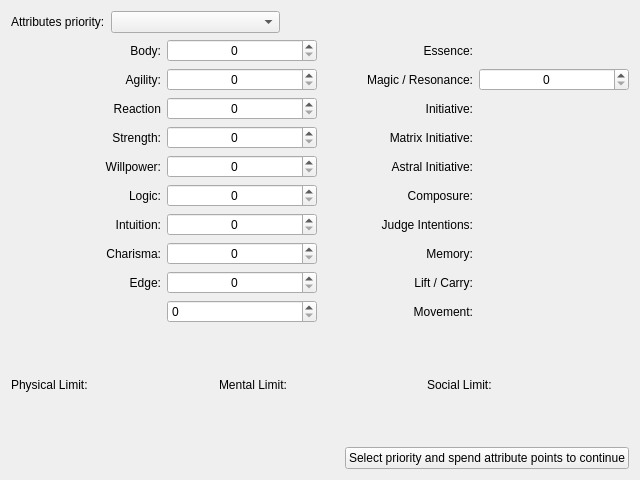
Above: SR5-Shaman/ui/character/tabs/chareditattributetab.ui from TheSHEEEP/SR5-Shaman before the change. Below: the same form after it.
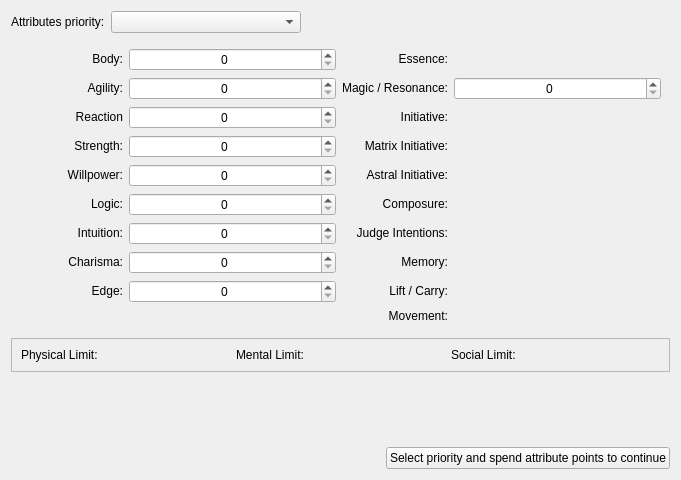
That is the form after the change.

```diff
--- a/SR5-Shaman/ui/character/tabs/chareditattributetab.ui
+++ b/SR5-Shaman/ui/character/tabs/chareditattributetab.ui
@@ -6,7 +6,7 @@
    <rect>
     <x>0</x>
     <y>0</y>
-    <width>640</width>
+    <width>681</width>
     <height>480</height>
    </rect>
   </property>
@@ -76,17 +76,69 @@
     </layout>
    </item>
    <item>
-    <layout class="QHBoxLayout" name="attributeLayout">
-     <item>
-      <layout class="QVBoxLayout" name="verticalLayout_2">
-       <property name="sizeConstraint">
-        <enum>QLayout::SetDefaultConstraint</enum>
-       </property>
+    <widget class="QFrame" name="attributeFrame">
+     <property name="frameShape">
+      <enum>QFrame::NoFrame</enum>
+     </property>
+     <property name="frameShadow">
+      <enum>QFrame::Sunken</enum>
+     </property>
+     <property name="lineWidth">
+      <number>0</number>
+     </property>
+     <layout class="QHBoxLayout" name="horizontalLayout_20">
        <item>
+       <layout class="QGridLayout" name="gridLayout_2">
+        <item row="1" column="3">
+         <widget class="QSpinBox" name="spinMagic">
+          <property name="sizePolicy">
+           <sizepolicy hsizetype="Minimum" vsizetype="Fixed">
+            <horstretch>40</horstretch>
+            <verstretch>0</verstretch>
+           </sizepolicy>
+          </property>
+          <property name="alignment">
+           <set>Qt::AlignCenter</set>
+          </property>
+         </widget>
+        </item>
+        <item row="5" column="0">
+         <widget class="QLabel" name="lblLogic">
+          <property name="sizePolicy">
+           <sizepolicy hsizetype="Preferred" vsizetype="Maximum">
+            <horstretch>20</horstretch>
+            <verstretch>0</verstretch>
+           </sizepolicy>
+          </property>
+          <property name="text">
+           <string>Logic:</string>
+          </property>
+          <property name="alignment">
+           <set>Qt::AlignRight|Qt::AlignTrailing|Qt::AlignVCenter</set>
+          </property>
+          <property name="margin">
+           <number>3</number>
+          </property>
+         </widget>
+        </item>
+        <item row="6" column="1">
+         <widget class="QSpinBox" name="spinIntuition">
+          <property name="sizePolicy">
+           <sizepolicy hsizetype="Minimum" vsizetype="Fixed">
+            <horstretch>40</horstretch>
+            <verstretch>0</verstretch>
+           </sizepolicy>
+          </property>
+          <property name="alignment">
+           <set>Qt::AlignCenter</set>
+          </property>
+         </widget>
+        </item>
+        <item row="0" column="0">
         <widget class="QLabel" name="lblBody">
          <property name="sizePolicy">
-          <sizepolicy hsizetype="Preferred" vsizetype="Preferred">
-           <horstretch>0</horstretch>
+           <sizepolicy hsizetype="Preferred" vsizetype="Maximum">
+            <horstretch>20</horstretch>
            <verstretch>0</verstretch>
           </sizepolicy>
          </property>
@@ -101,54 +153,42 @@
          </property>
         </widget>
        </item>
-       <item>
-        <widget class="QLabel" name="lblAgility">
+        <item row="0" column="1">
+         <widget class="QSpinBox" name="spinBody">
          <property name="sizePolicy">
-          <sizepolicy hsizetype="Preferred" vsizetype="Preferred">
-           <horstretch>0</horstretch>
+           <sizepolicy hsizetype="Minimum" vsizetype="Fixed">
+            <horstretch>40</horstretch>
            <verstretch>0</verstretch>
           </sizepolicy>
          </property>
-         <property name="text">
-          <string>Agility:</string>
-         </property>
          <property name="alignment">
-          <set>Qt::AlignRight|Qt::AlignTrailing|Qt::AlignVCenter</set>
-         </property>
-         <property name="margin">
-          <number>3</number>
-         </property>
-        </widget>
-       </item>
-       <item>
-        <widget class="QLabel" name="lblReaction">
+           <set>Qt::AlignCenter</set>
+          </property>
+         </widget>
+        </item>
+        <item row="3" column="1">
+         <widget class="QSpinBox" name="spinStrength">
          <property name="sizePolicy">
-          <sizepolicy hsizetype="Preferred" vsizetype="Preferred">
-           <horstretch>0</horstretch>
+           <sizepolicy hsizetype="Minimum" vsizetype="Fixed">
+            <horstretch>40</horstretch>
            <verstretch>0</verstretch>
           </sizepolicy>
          </property>
-         <property name="text">
-          <string>Reaction</string>
-         </property>
          <property name="alignment">
-          <set>Qt::AlignRight|Qt::AlignTrailing|Qt::AlignVCenter</set>
-         </property>
-         <property name="margin">
-          <number>3</number>
-         </property>
-        </widget>
-       </item>
-       <item>
-        <widget class="QLabel" name="lblStrength">
+           <set>Qt::AlignCenter</set>
+          </property>
+         </widget>
+        </item>
+        <item row="7" column="0">
+         <widget class="QLabel" name="lblCharisma">
          <property name="sizePolicy">
-          <sizepolicy hsizetype="Preferred" vsizetype="Preferred">
-           <horstretch>0</horstretch>
+           <sizepolicy hsizetype="Preferred" vsizetype="Maximum">
+            <horstretch>20</horstretch>
            <verstretch>0</verstretch>
           </sizepolicy>
          </property>
          <property name="text">
-          <string>Strength:</string>
+           <string>Charisma:</string>
          </property>
          <property name="alignment">
           <set>Qt::AlignRight|Qt::AlignTrailing|Qt::AlignVCenter</set>
@@ -158,11 +198,11 @@
          </property>
         </widget>
        </item>
-       <item>
+        <item row="4" column="0">
         <widget class="QLabel" name="lblWillpower">
          <property name="sizePolicy">
-          <sizepolicy hsizetype="Preferred" vsizetype="Preferred">
-           <horstretch>0</horstretch>
+           <sizepolicy hsizetype="Preferred" vsizetype="Maximum">
+            <horstretch>20</horstretch>
            <verstretch>0</verstretch>
           </sizepolicy>
          </property>
@@ -177,30 +217,27 @@
          </property>
         </widget>
        </item>
-       <item>
-        <widget class="QLabel" name="lblLogic">
+        <item row="0" column="2">
+         <widget class="QLabel" name="lblEssence">
          <property name="sizePolicy">
-          <sizepolicy hsizetype="Preferred" vsizetype="Preferred">
-           <horstretch>0</horstretch>
+           <sizepolicy hsizetype="Preferred" vsizetype="Maximum">
+            <horstretch>20</horstretch>
            <verstretch>0</verstretch>
           </sizepolicy>
          </property>
          <property name="text">
-          <string>Logic:</string>
+           <string>Essence:</string>
          </property>
          <property name="alignment">
           <set>Qt::AlignRight|Qt::AlignTrailing|Qt::AlignVCenter</set>
          </property>
-         <property name="margin">
-          <number>3</number>
-         </property>
-        </widget>
-       </item>
-       <item>
+         </widget>
+        </item>
+        <item row="6" column="0">
         <widget class="QLabel" name="lblIntuition">
          <property name="sizePolicy">
-          <sizepolicy hsizetype="Preferred" vsizetype="Preferred">
-           <horstretch>0</horstretch>
+           <sizepolicy hsizetype="Preferred" vsizetype="Maximum">
+            <horstretch>20</horstretch>
            <verstretch>0</verstretch>
           </sizepolicy>
          </property>
@@ -215,30 +252,43 @@
          </property>
         </widget>
        </item>
-       <item>
-        <widget class="QLabel" name="lblCharisma">
+        <item row="8" column="2">
+         <widget class="QLabel" name="lblLiftCarry">
          <property name="sizePolicy">
-          <sizepolicy hsizetype="Preferred" vsizetype="Preferred">
-           <horstretch>0</horstretch>
+           <sizepolicy hsizetype="Preferred" vsizetype="Maximum">
+            <horstretch>20</horstretch>
            <verstretch>0</verstretch>
           </sizepolicy>
          </property>
          <property name="text">
-          <string>Charisma:</string>
+           <string>Lift / Carry:</string>
          </property>
          <property name="alignment">
           <set>Qt::AlignRight|Qt::AlignTrailing|Qt::AlignVCenter</set>
          </property>
-         <property name="margin">
-          <number>3</number>
-         </property>
-        </widget>
-       </item>
-       <item>
+         </widget>
+        </item>
+        <item row="3" column="2">
+         <widget class="QLabel" name="lblMatrixIni">
+          <property name="sizePolicy">
+           <sizepolicy hsizetype="Preferred" vsizetype="Maximum">
+            <horstretch>20</horstretch>
+            <verstretch>0</verstretch>
+           </sizepolicy>
+          </property>
+          <property name="text">
+           <string>Matrix Initiative:</string>
+          </property>
+          <property name="alignment">
+           <set>Qt::AlignRight|Qt::AlignTrailing|Qt::AlignVCenter</set>
+          </property>
+         </widget>
+        </item>
+        <item row="8" column="0">
         <widget class="QLabel" name="lblEdge">
          <property name="sizePolicy">
-          <sizepolicy hsizetype="Preferred" vsizetype="Preferred">
-           <horstretch>0</horstretch>
+           <sizepolicy hsizetype="Preferred" vsizetype="Maximum">
+            <horstretch>20</horstretch>
            <verstretch>0</verstretch>
           </sizepolicy>
          </property>
@@ -253,99 +303,127 @@
          </property>
         </widget>
        </item>
-       <item>
-        <widget class="QLabel" name="lblEmpty">
+        <item row="7" column="2">
+         <widget class="QLabel" name="lblMemory">
+          <property name="sizePolicy">
+           <sizepolicy hsizetype="Preferred" vsizetype="Maximum">
+            <horstretch>20</horstretch>
+            <verstretch>0</verstretch>
+           </sizepolicy>
+          </property>
          <property name="text">
-          <string/>
-         </property>
-        </widget>
-       </item>
-      </layout>
-     </item>
-     <item>
-      <layout class="QVBoxLayout" name="verticalLayout_4">
-       <item>
-        <widget class="QSpinBox" name="spinBody">
+           <string>Memory:</string>
+          </property>
          <property name="alignment">
-          <set>Qt::AlignCenter</set>
+           <set>Qt::AlignRight|Qt::AlignTrailing|Qt::AlignVCenter</set>
          </property>
         </widget>
        </item>
-       <item>
+        <item row="3" column="3">
+         <widget class="QLabel" name="lblMatrixIniValue">
+          <property name="sizePolicy">
+           <sizepolicy hsizetype="Preferred" vsizetype="Preferred">
+            <horstretch>40</horstretch>
+            <verstretch>0</verstretch>
+           </sizepolicy>
+          </property>
+          <property name="text">
+           <string/>
+          </property>
+         </widget>
+        </item>
+        <item row="4" column="3">
+         <widget class="QLabel" name="lblAstralIniValue">
+          <property name="sizePolicy">
+           <sizepolicy hsizetype="Preferred" vsizetype="Preferred">
+            <horstretch>40</horstretch>
+            <verstretch>0</verstretch>
+           </sizepolicy>
+          </property>
+          <property name="text">
+           <string/>
+          </property>
+         </widget>
+        </item>
+        <item row="5" column="3">
+         <widget class="QLabel" name="lblComposureValue">
+          <property name="sizePolicy">
+           <sizepolicy hsizetype="Preferred" vsizetype="Preferred">
+            <horstretch>40</horstretch>
+            <verstretch>0</verstretch>
+           </sizepolicy>
+          </property>
+          <property name="text">
+           <string/>
+          </property>
+         </widget>
+        </item>
+        <item row="8" column="3">
+         <widget class="QLabel" name="lblLiftCarryValue">
+          <property name="sizePolicy">
+           <sizepolicy hsizetype="Preferred" vsizetype="Preferred">
+            <horstretch>40</horstretch>
+            <verstretch>0</verstretch>
+           </sizepolicy>
+          </property>
+          <property name="text">
+           <string/>
+          </property>
+         </widget>
+        </item>
+        <item row="1" column="1">
         <widget class="QSpinBox" name="spinAgility">
-         <property name="alignment">
-          <set>Qt::AlignCenter</set>
-         </property>
-        </widget>
-       </item>
-       <item>
-        <widget class="QSpinBox" name="spinReaction">
+          <property name="sizePolicy">
+           <sizepolicy hsizetype="Minimum" vsizetype="Fixed">
+            <horstretch>40</horstretch>
+            <verstretch>0</verstretch>
+           </sizepolicy>
+          </property>
          <property name="alignment">
           <set>Qt::AlignCenter</set>
          </property>
         </widget>
        </item>
-       <item>
-        <widget class="QSpinBox" name="spinStrength">
-         <property name="alignment">
-          <set>Qt::AlignCenter</set>
-         </property>
-        </widget>
-       </item>
-       <item>
-        <widget class="QSpinBox" name="spinWillpower">
-         <property name="alignment">
-          <set>Qt::AlignCenter</set>
-         </property>
-        </widget>
-       </item>
-       <item>
-        <widget class="QSpinBox" name="spinLogic">
-         <property name="alignment">
-          <set>Qt::AlignCenter</set>
-         </property>
-        </widget>
-       </item>
-       <item>
-        <widget class="QSpinBox" name="spinIntuition">
-         <property name="alignment">
-          <set>Qt::AlignCenter</set>
-         </property>
-        </widget>
-       </item>
-       <item>
-        <widget class="QSpinBox" name="spinCharisma">
-         <property name="alignment">
-          <set>Qt::AlignCenter</set>
-         </property>
-        </widget>
-       </item>
-       <item>
-        <widget class="QSpinBox" name="spinEdge">
-         <property name="alignment">
-          <set>Qt::AlignCenter</set>
-         </property>
-        </widget>
-       </item>
-       <item>
-        <widget class="QSpinBox" name="spinEmpty"/>
-       </item>
-      </layout>
-     </item>
-     <item>
-      <layout class="QVBoxLayout" name="verticalLayout_5">
-       <item>
-        <widget class="QLabel" name="lblEssence">
+        <item row="2" column="0">
+         <widget class="QLabel" name="lblReaction">
+          <property name="sizePolicy">
+           <sizepolicy hsizetype="Preferred" vsizetype="Maximum">
+            <horstretch>20</horstretch>
+            <verstretch>0</verstretch>
+           </sizepolicy>
+          </property>
          <property name="text">
-          <string>Essence:</string>
+           <string>Reaction</string>
          </property>
          <property name="alignment">
           <set>Qt::AlignRight|Qt::AlignTrailing|Qt::AlignVCenter</set>
          </property>
-        </widget>
-       </item>
-       <item>
+          <property name="margin">
+           <number>3</number>
+          </property>
+         </widget>
+        </item>
+        <item row="0" column="3">
+         <widget class="QLabel" name="lblEssenceValue">
+          <property name="sizePolicy">
+           <sizepolicy hsizetype="Preferred" vsizetype="Preferred">
+            <horstretch>40</horstretch>
+            <verstretch>0</verstretch>
+           </sizepolicy>
+          </property>
+          <property name="text">
+           <string/>
+          </property>
+         </widget>
+        </item>
+        <item row="1" column="2">
         <widget class="QLabel" name="lblMagic">
+          <property name="sizePolicy">
+           <sizepolicy hsizetype="Preferred" vsizetype="Maximum">
+            <horstretch>20</horstretch>
+            <verstretch>0</verstretch>
+           </sizepolicy>
+          </property>
          <property name="text">
           <string>Magic / Resonance:</string>
          </property>
@@ -354,38 +432,14 @@
          </property>
         </widget>
        </item>
-       <item>
-        <widget class="QLabel" name="lblIni">
-         <property name="text">
-          <string>Initiative:</string>
-         </property>
-         <property name="alignment">
-          <set>Qt::AlignRight|Qt::AlignTrailing|Qt::AlignVCenter</set>
-         </property>
-        </widget>
-       </item>
-       <item>
-        <widget class="QLabel" name="lblMatrixIni">
-         <property name="text">
-          <string>Matrix Initiative:</string>
-         </property>
-         <property name="alignment">
-          <set>Qt::AlignRight|Qt::AlignTrailing|Qt::AlignVCenter</set>
-         </property>
-        </widget>
-       </item>
-       <item>
-        <widget class="QLabel" name="lblAtralIni">
-         <property name="text">
-          <string>Astral Initiative:</string>
-         </property>
-         <property name="alignment">
-          <set>Qt::AlignRight|Qt::AlignTrailing|Qt::AlignVCenter</set>
-         </property>
-        </widget>
-       </item>
-       <item>
+        <item row="5" column="2">
         <widget class="QLabel" name="lblComposure">
+          <property name="sizePolicy">
+           <sizepolicy hsizetype="Preferred" vsizetype="Maximum">
+            <horstretch>20</horstretch>
+            <verstretch>0</verstretch>
+           </sizepolicy>
+          </property>
          <property name="text">
           <string>Composure:</string>
          </property>
@@ -394,8 +448,114 @@
          </property>
         </widget>
        </item>
-       <item>
+        <item row="2" column="3">
+         <widget class="QLabel" name="lblIniValue">
+          <property name="sizePolicy">
+           <sizepolicy hsizetype="Preferred" vsizetype="Preferred">
+            <horstretch>40</horstretch>
+            <verstretch>0</verstretch>
+           </sizepolicy>
+          </property>
+          <property name="text">
+           <string/>
+          </property>
+         </widget>
+        </item>
+        <item row="2" column="2">
+         <widget class="QLabel" name="lblIni">
+          <property name="sizePolicy">
+           <sizepolicy hsizetype="Preferred" vsizetype="Maximum">
+            <horstretch>20</horstretch>
+            <verstretch>0</verstretch>
+           </sizepolicy>
+          </property>
+          <property name="text">
+           <string>Initiative:</string>
+          </property>
+          <property name="alignment">
+           <set>Qt::AlignRight|Qt::AlignTrailing|Qt::AlignVCenter</set>
+          </property>
+         </widget>
+        </item>
+        <item row="7" column="3">
+         <widget class="QLabel" name="lblMemoryValue">
+          <property name="sizePolicy">
+           <sizepolicy hsizetype="Preferred" vsizetype="Preferred">
+            <horstretch>40</horstretch>
+            <verstretch>0</verstretch>
+           </sizepolicy>
+          </property>
+          <property name="text">
+           <string/>
+          </property>
+         </widget>
+        </item>
+        <item row="5" column="1">
+         <widget class="QSpinBox" name="spinLogic">
+          <property name="sizePolicy">
+           <sizepolicy hsizetype="Minimum" vsizetype="Fixed">
+            <horstretch>40</horstretch>
+            <verstretch>0</verstretch>
+           </sizepolicy>
+          </property>
+          <property name="alignment">
+           <set>Qt::AlignCenter</set>
+          </property>
+         </widget>
+        </item>
+        <item row="3" column="0">
+         <widget class="QLabel" name="lblStrength">
+          <property name="sizePolicy">
+           <sizepolicy hsizetype="Preferred" vsizetype="Maximum">
+            <horstretch>20</horstretch>
+            <verstretch>0</verstretch>
+           </sizepolicy>
+          </property>
+          <property name="text">
+           <string>Strength:</string>
+          </property>
+          <property name="alignment">
+           <set>Qt::AlignRight|Qt::AlignTrailing|Qt::AlignVCenter</set>
+          </property>
+          <property name="margin">
+           <number>3</number>
+          </property>
+         </widget>
+        </item>
+        <item row="8" column="1">
+         <widget class="QSpinBox" name="spinEdge">
+          <property name="sizePolicy">
+           <sizepolicy hsizetype="Minimum" vsizetype="Fixed">
+            <horstretch>40</horstretch>
+            <verstretch>0</verstretch>
+           </sizepolicy>
+          </property>
+          <property name="alignment">
+           <set>Qt::AlignCenter</set>
+          </property>
+         </widget>
+        </item>
+        <item row="4" column="1">
+         <widget class="QSpinBox" name="spinWillpower">
+          <property name="sizePolicy">
+           <sizepolicy hsizetype="Minimum" vsizetype="Fixed">
+            <horstretch>40</horstretch>
+            <verstretch>0</verstretch>
+           </sizepolicy>
+          </property>
+          <property name="alignment">
+           <set>Qt::AlignCenter</set>
+          </property>
+         </widget>
+        </item>
+        <item row="6" column="2">
         <widget class="QLabel" name="lblJudgeInt">
+          <property name="sizePolicy">
+           <sizepolicy hsizetype="Preferred" vsizetype="Maximum">
+            <horstretch>20</horstretch>
+            <verstretch>0</verstretch>
+           </sizepolicy>
+          </property>
          <property name="text">
           <string>Judge Intentions:</string>
          </property>
@@ -404,28 +564,114 @@
          </property>
         </widget>
        </item>
-       <item>
-        <widget class="QLabel" name="lblMemory">
+        <item row="6" column="3">
+         <widget class="QLabel" name="lblJudgeIntValue">
+          <property name="sizePolicy">
+           <sizepolicy hsizetype="Preferred" vsizetype="Preferred">
+            <horstretch>40</horstretch>
+            <verstretch>0</verstretch>
+           </sizepolicy>
+          </property>
          <property name="text">
-          <string>Memory:</string>
-         </property>
+           <string/>
+          </property>
+         </widget>
+        </item>
+        <item row="1" column="0">
+         <widget class="QLabel" name="lblAgility">
+          <property name="sizePolicy">
+           <sizepolicy hsizetype="Preferred" vsizetype="Maximum">
+            <horstretch>20</horstretch>
+            <verstretch>0</verstretch>
+           </sizepolicy>
+          </property>
+          <property name="text">
+           <string>Agility:</string>
+          </property>
          <property name="alignment">
           <set>Qt::AlignRight|Qt::AlignTrailing|Qt::AlignVCenter</set>
          </property>
-        </widget>
-       </item>
-       <item>
-        <widget class="QLabel" name="lblLiftCarry">
+          <property name="margin">
+           <number>3</number>
+          </property>
+         </widget>
+        </item>
+        <item row="2" column="1">
+         <widget class="QSpinBox" name="spinReaction">
+          <property name="sizePolicy">
+           <sizepolicy hsizetype="Minimum" vsizetype="Fixed">
+            <horstretch>40</horstretch>
+            <verstretch>0</verstretch>
+           </sizepolicy>
+          </property>
+          <property name="alignment">
+           <set>Qt::AlignCenter</set>
+          </property>
+         </widget>
+        </item>
+        <item row="4" column="2">
+         <widget class="QLabel" name="lblAtralIni">
+          <property name="sizePolicy">
+           <sizepolicy hsizetype="Preferred" vsizetype="Maximum">
+            <horstretch>20</horstretch>
+            <verstretch>0</verstretch>
+           </sizepolicy>
+          </property>
          <property name="text">
-          <string>Lift / Carry:</string>
+           <string>Astral Initiative:</string>
          </property>
          <property name="alignment">
           <set>Qt::AlignRight|Qt::AlignTrailing|Qt::AlignVCenter</set>
          </property>
         </widget>
        </item>
-       <item>
+        <item row="7" column="1">
+         <widget class="QSpinBox" name="spinCharisma">
+          <property name="sizePolicy">
+           <sizepolicy hsizetype="Minimum" vsizetype="Fixed">
+            <horstretch>40</horstretch>
+            <verstretch>0</verstretch>
+           </sizepolicy>
+          </property>
+          <property name="alignment">
+           <set>Qt::AlignCenter</set>
+          </property>
+         </widget>
+        </item>
+        <item row="9" column="0">
+         <widget class="QLabel" name="lblEmpty_2">
+          <property name="sizePolicy">
+           <sizepolicy hsizetype="Preferred" vsizetype="Preferred">
+            <horstretch>20</horstretch>
+            <verstretch>0</verstretch>
+           </sizepolicy>
+          </property>
+          <property name="text">
+           <string/>
+          </property>
+         </widget>
+        </item>
+        <item row="9" column="1">
+         <widget class="QLabel" name="lblEmpty">
+          <property name="sizePolicy">
+           <sizepolicy hsizetype="Preferred" vsizetype="Preferred">
+            <horstretch>40</horstretch>
+            <verstretch>0</verstretch>
+           </sizepolicy>
+          </property>
+          <property name="text">
+           <string/>
+          </property>
+         </widget>
+        </item>
+        <item row="9" column="2">
         <widget class="QLabel" name="lblMovement">
+          <property name="sizePolicy">
+           <sizepolicy hsizetype="Preferred" vsizetype="Preferred">
+            <horstretch>20</horstretch>
+            <verstretch>0</verstretch>
+           </sizepolicy>
+          </property>
          <property name="text">
           <string>Movement:</string>
          </property>
@@ -434,75 +680,14 @@
          </property>
         </widget>
        </item>
-      </layout>
-     </item>
-     <item>
-      <layout class="QVBoxLayout" name="verticalLayout_3">
-       <item>
-        <widget class="QLabel" name="lblEssenceValue">
-         <property name="text">
-          <string/>
-         </property>
-        </widget>
-       </item>
-       <item>
-        <widget class="QSpinBox" name="spinMagic">
-         <property name="alignment">
-          <set>Qt::AlignCenter</set>
-         </property>
-        </widget>
-       </item>
-       <item>
-        <widget class="QLabel" name="lblIniValue">
-         <property name="text">
-          <string/>
-         </property>
-        </widget>
-       </item>
-       <item>
-        <widget class="QLabel" name="lblMatrixIniValue">
-         <property name="text">
-          <string/>
-         </property>
-        </widget>
-       </item>
-       <item>
-        <widget class="QLabel" name="lblAstralIniValue">
-         <property name="text">
-          <string/>
-         </property>
-        </widget>
-       </item>
-       <item>
-        <widget class="QLabel" name="lblComposureValue">
-         <property name="text">
-          <string/>
-         </property>
-        </widget>
-       </item>
-       <item>
-        <widget class="QLabel" name="lblJudgeIntValue">
-         <property name="text">
-          <string/>
-         </property>
-        </widget>
-       </item>
-       <item>
-        <widget class="QLabel" name="lblMemoryValue">
-         <property name="text">
-          <string/>
-         </property>
-        </widget>
-       </item>
-       <item>
-        <widget class="QLabel" name="lblLiftCarryValue">
-         <property name="text">
-          <string/>
-         </property>
-        </widget>
-       </item>
-       <item>
+        <item row="9" column="3">
         <widget class="QLabel" name="lblMovementValue">
+          <property name="sizePolicy">
+           <sizepolicy hsizetype="Preferred" vsizetype="Preferred">
+            <horstretch>40</horstretch>
+            <verstretch>0</verstretch>
+           </sizepolicy>
+          </property>
          <property name="text">
           <string/>
          </property>
@@ -511,7 +696,17 @@
       </layout>
      </item>
     </layout>
+    </widget>
    </item>
+   <item>
+    <widget class="QFrame" name="limitFrame">
+     <property name="frameShape">
+      <enum>QFrame::StyledPanel</enum>
+     </property>
+     <property name="frameShadow">
+      <enum>QFrame::Raised</enum>
+     </property>
+     <layout class="QVBoxLayout" name="verticalLayout_2">
    <item>
     <layout class="QHBoxLayout" name="limitLayout">
      <item>
@@ -569,6 +764,22 @@
       </layout>
      </item>
     </layout>
+      </item>
+     </layout>
+    </widget>
+   </item>
+   <item>
+    <spacer name="verticalSpacer">
+     <property name="orientation">
+      <enum>Qt::Vertical</enum>
+     </property>
+     <property name="sizeHint" stdset="0">
+      <size>
+       <width>20</width>
+       <height>40</height>
+      </size>
+     </property>
+    </spacer>
    </item>
    <item>
     <layout class="QHBoxLayout" name="guidedLayout">
```
Lines whose indentation alone changed are shown as unchanged.
